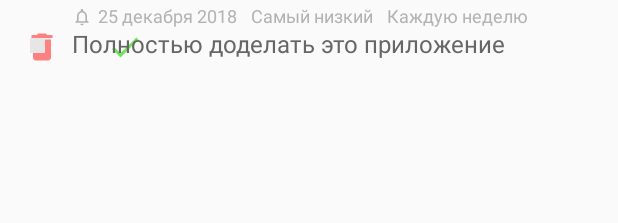
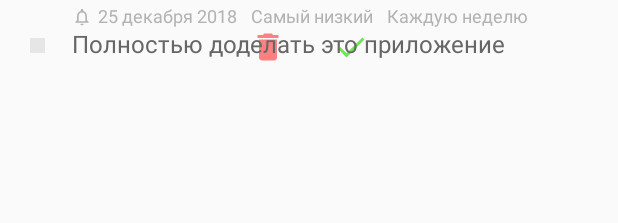
Before and after one commit to kulikovman/TaskList, an Android app: the layout swipe_item.xml on its own in the app's theme, with its tools: preview values and no code run, on a phone screen of 412 x 824 dp. Shown: the top 223 px of the screen. Run offline under Robolectric (Android 15) with nearby library versions, the phone set to English and light mode, and no system bars.

Commit message:
Кнопки в свайп-меню по центру

```diff
--- a/app/src/main/java/ru/kulikovman/tasklist/TaskListActivity.java
+++ b/app/src/main/java/ru/kulikovman/tasklist/TaskListActivity.java
@@ -204,7 +204,7 @@ public class TaskListActivity extends AppCompatActivity
                     //noinspection NumericCastThatLosesPrecision
                     //backgroundView.setRight((int) Math.max(dX, 0));
 
-                    //Log.d("log", "dX = " + dX);
+                    Log.d(LOG, "dX = " + dX + " | Ш: " + backgroundView.getWidth());
                     backgroundView.setLeft(itemView.getWidth() + (int) dX);
                 }
             }
--- a/app/src/main/res/layout/item_task.xml
+++ b/app/src/main/res/layout/item_task.xml
@@ -5,7 +5,7 @@
               android:layout_width="match_parent"
               android:layout_height="wrap_content"
               android:orientation="vertical"
-              android:background="@drawable/item_background_transperent"
+              android:background="@drawable/item_background_transparent"
               android:paddingBottom="20dp"
               android:paddingTop="2dp">
 
--- a/app/src/main/res/layout/swipe_item.xml
+++ b/app/src/main/res/layout/swipe_item.xml
@@ -9,15 +9,13 @@
 
     <FrameLayout
         xmlns:android="http://schemas.android.com/apk/res/android"
-        xmlns:tools="http://schemas.android.com/tools"
         android:layout_width="match_parent"
         android:layout_height="wrap_content">
 
         <RelativeLayout
             android:id="@+id/clipBackground"
-            android:layout_width="0dp"
-            android:layout_height="match_parent"
-            tools:layout_width="wrap_content">
+            android:layout_width="match_parent"
+            android:layout_height="match_parent">
 
             <include layout="@layout/task_swipe_buttons"/>
 
@@ -26,7 +24,7 @@
         <RelativeLayout
             android:id="@+id/clipForeground"
             android:layout_width="match_parent"
-            android:layout_height="match_parent">
+            android:layout_height="wrap_content">
 
             <include layout="@layout/item_task"/>
 
--- a/app/src/main/res/layout/task_swipe_buttons.xml
+++ b/app/src/main/res/layout/task_swipe_buttons.xml
@@ -4,7 +4,7 @@
     xmlns:app="http://schemas.android.com/apk/res-auto"
     android:layout_width="wrap_content"
     android:layout_height="wrap_content"
-    android:layout_alignParentStart="true"
+    android:layout_centerInParent="true"
     android:layout_centerVertical="true"
     android:layout_marginStart="10dp"
     android:layout_marginEnd="10dp"
@@ -15,7 +15,6 @@
         android:id="@+id/swipe_delete_task_button"
         android:layout_width="35dp"
         android:layout_height="35dp"
-        android:layout_gravity="center_vertical"
         android:background="@drawable/button_options_task"
         android:onClick="swipeTaskButton"
         android:tint="@color/delete_task_button"
@@ -29,7 +28,6 @@
         android:id="@+id/swipe_done_task_button"
         android:layout_width="35dp"
         android:layout_height="35dp"
-        android:layout_gravity="center_vertical"
         android:background="@drawable/button_options_task"
         android:onClick="swipeTaskButton"
         android:tint="@color/done_task_button"
```
Also changed, not shown: app/src/main/res/drawable/item_background_transparent.xml (renamed from app/src/main/res/drawable/item_background_transperent.xml).
